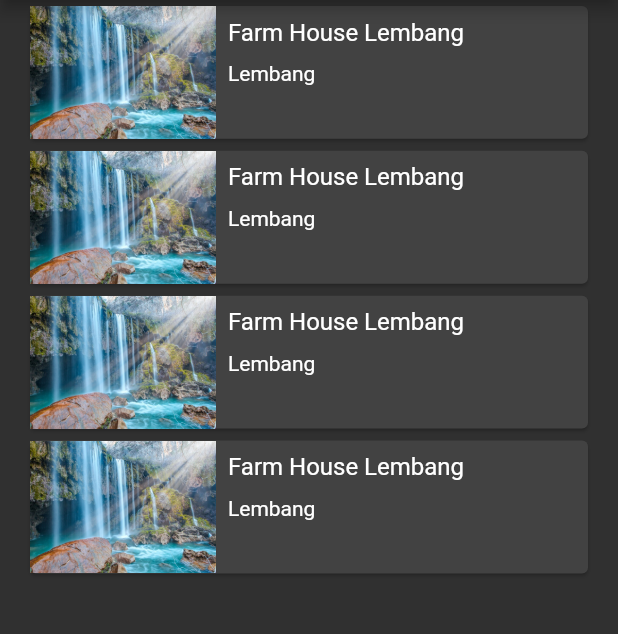
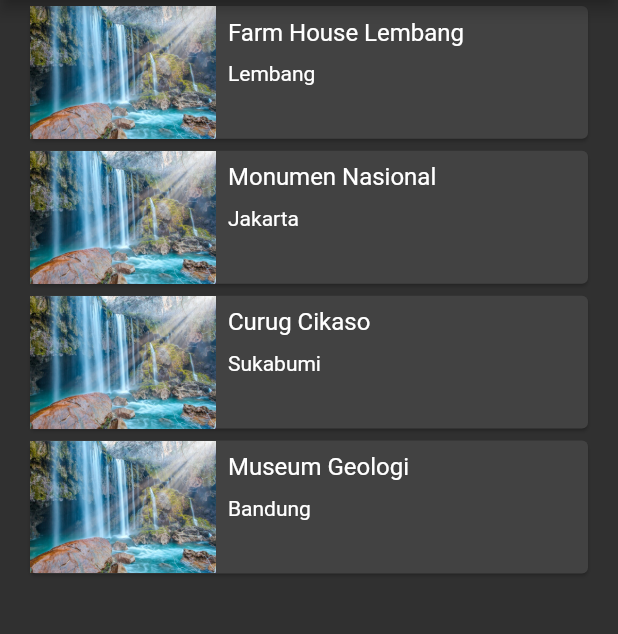
Before and after one commit to primayoriko/tour-place-app, a Flutter app: the CollectionView screen opened by its route, on a phone screen of 412 x 824 dp, the part 84-718 px from its top. Run offline on Flutter 3.47's test engine with Material 2 defaults, Android fonts, the phone set to English and light mode, and no system bars.

```diff
--- a/lib/views/collection_view.dart
+++ b/lib/views/collection_view.dart
@@ -3,7 +3,14 @@ import 'package:tour_place_app/views/details_view.dart';
 import 'package:tour_place_app/models/place.dart';
 import 'package:tour_place_app/constants.dart';
 
-class CollectionView extends StatelessWidget {
+class CollectionView extends StatefulWidget {
+  final List<Place> placeList = tourismPlaceList;
+
+  @override
+  _CollectionViewState createState() => _CollectionViewState();
+}
+
+class _CollectionViewState extends State<CollectionView> {
   @override
   Widget build(BuildContext context) {
     return Scaffold(
@@ -21,7 +28,7 @@ class CollectionView extends StatelessWidget {
         ],
       ),
       body: ListView(
-        children: tourismPlaceList.map((place) {
+        children: widget.placeList.map((place) {
           return FlatButton(
             // onPressed: () {
             //   Navigator.of(context).push(MaterialPageRoute(builder: (context) {
@@ -76,6 +83,7 @@ class CollectionView extends StatelessWidget {
   }
 }
 
+
 var tourismPlaceList = [
   Place(
     name: 'Farm House Lembang',
@@ -93,8 +101,8 @@ var tourismPlaceList = [
     ],
   ),
   Place(
-    name: 'Farm House Lembang',
-    location: 'Lembang',
+    name: 'Monumen Nasional',
+    location: 'Jakarta',
     description:
         'Berada di jalur utama Bandung-Lembang, Farm House menjadi objek wisata yang tidak pernah sepi pengunjung. Selain karena letaknya strategis, kawasan ini juga menghadirkan nuansa wisata khas Eropa. Semua itu diterapkan dalam bentuk spot swafoto Instagramable.',
     openDays: 'Open Everyday',
@@ -108,8 +116,8 @@ var tourismPlaceList = [
     ],
   ),
   Place(
-    name: 'Farm House Lembang',
-    location: 'Lembang',
+    name: 'Curug Cikaso',
+    location: 'Sukabumi',
     description:
         'Berada di jalur utama Bandung-Lembang, Farm House menjadi objek wisata yang tidak pernah sepi pengunjung. Selain karena letaknya strategis, kawasan ini juga menghadirkan nuansa wisata khas Eropa. Semua itu diterapkan dalam bentuk spot swafoto Instagramable.',
     openDays: 'Open Everyday',
@@ -123,8 +131,8 @@ var tourismPlaceList = [
     ],
   ),
   Place(
-    name: 'Farm House Lembang',
-    location: 'Lembang',
+    name: 'Museum Geologi',
+    location: 'Bandung',
     description:
         'Berada di jalur utama Bandung-Lembang, Farm House menjadi objek wisata yang tidak pernah sepi pengunjung. Selain karena letaknya strategis, kawasan ini juga menghadirkan nuansa wisata khas Eropa. Semua itu diterapkan dalam bentuk spot swafoto Instagramable.',
     openDays: 'Open Everyday',
```
Also changed, not shown: lib/components/search.dart (+48 -8 lines), lib/main.dart (+11 -19 lines), lib/views/details_view.dart (+14 -5 lines).
